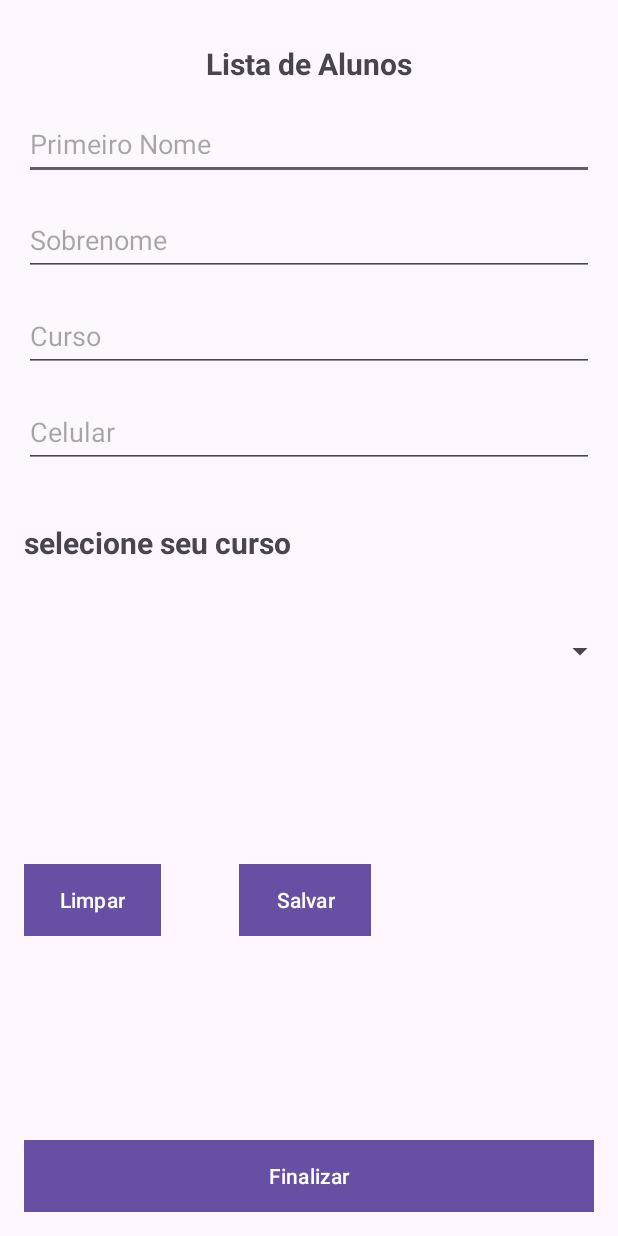
After one commit to pedroalmeidaphp/Desenvolvimento-Android, an Android app: the layout activity_spinner.xml on its own in the app's theme, with its tools: preview values and no code run, on a phone screen of 412 x 824 dp. The commit adds this screen. Run offline under Robolectric (Android 15) with nearby library versions, the phone set to English and light mode, and no system bars.

Commit message:
resolvendo bug de instanciamento do objeto pessoa, e criação de layout para spinner

```diff
--- a/ListaVip/app/src/main/java/com/pedro/listavip/view/MainActivity.java
+++ b/ListaVip/app/src/main/java/com/pedro/listavip/view/MainActivity.java
@@ -42,6 +42,7 @@ public class MainActivity extends AppCompatActivity {
     protected void onCreate(Bundle savedInstanceState) {
         super.onCreate(savedInstanceState);
         setContentView(R.layout.activity_main);
+        pessoa= new Pessoa();
 
         controller= new PessoaController(MainActivity.this);
         controller.buscar(pessoa);
--- /dev/null
+++ b/ListaVip/app/src/main/res/layout/activity_spinner.xml
@@ -0,0 +1,139 @@
+<?xml version="1.0" encoding="utf-8"?>
+<androidx.constraintlayout.widget.ConstraintLayout xmlns:android="http://schemas.android.com/apk/res/android"
+    xmlns:app="http://schemas.android.com/apk/res-auto"
+    xmlns:tools="http://schemas.android.com/tools"
+    android:layout_width="match_parent"
+    android:layout_height="match_parent"
+    tools:context=".view.MainActivity">
+
+    <TextView
+        android:id="@+id/txt_titulo"
+        android:layout_width="wrap_content"
+        android:layout_height="wrap_content"
+        android:text="@string/txt_titulo"
+        android:textSize="20sp"
+        android:textStyle="bold"
+        app:layout_constraintBottom_toBottomOf="parent"
+        app:layout_constraintEnd_toEndOf="parent"
+        app:layout_constraintStart_toStartOf="parent"
+        app:layout_constraintTop_toTopOf="parent"
+        app:layout_constraintVertical_bias="0.036" />
+
+    <EditText
+        android:id="@+id/edit_primeiro"
+        android:layout_width="match_parent"
+        android:layout_height="48dp"
+        android:layout_margin="16dp"
+        android:ems="10"
+        android:hint="@string/txt_hint_edit_primeiro_home"
+        android:importantForAutofill="no"
+        android:inputType="text"
+        app:layout_constraintEnd_toEndOf="parent"
+        app:layout_constraintStart_toStartOf="parent"
+        app:layout_constraintTop_toBottomOf="@+id/txt_titulo" />
+
+    <EditText
+        android:id="@+id/edit_sobrenome"
+        android:layout_width="match_parent"
+        android:layout_height="48dp"
+        android:layout_margin="16dp"
+        android:ems="10"
+        android:hint="@string/txt_hint_edit_sobrenome"
+        android:inputType="text"
+        app:layout_constraintEnd_toEndOf="parent"
+        app:layout_constraintStart_toStartOf="parent"
+        app:layout_constraintTop_toBottomOf="@+id/edit_primeiro" />
+
+    <EditText
+        android:id="@+id/edit_curso"
+        android:layout_width="match_parent"
+        android:layout_height="48dp"
+        android:layout_margin="16dp"
+        android:ems="10"
+        android:hint="@string/txt_hint_edit_curso"
+        android:inputType="text"
+        app:layout_constraintEnd_toEndOf="parent"
+        app:layout_constraintStart_toStartOf="parent"
+        app:layout_constraintTop_toBottomOf="@+id/edit_sobrenome" />
+
+    <EditText
+        android:id="@+id/edit_celular"
+        android:layout_width="match_parent"
+        android:layout_height="48dp"
+        android:layout_margin="16dp"
+        android:ems="10"
+        android:hint="@string/txt_hint_edit_celular"
+        android:inputType="text"
+        app:layout_constraintEnd_toEndOf="parent"
+        app:layout_constraintStart_toStartOf="parent"
+        app:layout_constraintTop_toBottomOf="@+id/edit_curso" />
+
+    <Button
+        android:id="@+id/btn_limpar"
+        android:layout_width="wrap_content"
+        android:layout_height="wrap_content"
+        android:layout_marginStart="16dp"
+        android:layout_marginBottom="136dp"
+        android:background="@color/Botoes"
+        android:text="@string/txt_button_limpar"
+        app:layout_constraintBottom_toTopOf="@+id/btn_finalizar"
+        app:layout_constraintStart_toStartOf="parent"
+        app:layout_constraintTop_toBottomOf="@+id/edit_celular"
+        app:layout_constraintVertical_bias="1.0" />
+
+    <Button
+        android:id="@+id/btn_salvar"
+        android:layout_width="wrap_content"
+        android:layout_height="wrap_content"
+        android:layout_marginStart="52dp"
+        android:layout_marginBottom="136dp"
+        android:background="@color/Botoes"
+        android:text="@string/txt_button_salvar"
+        app:layout_constraintBottom_toTopOf="@+id/btn_finalizar"
+        app:layout_constraintDimensionRatio="4.50"
+        app:layout_constraintStart_toEndOf="@+id/btn_limpar"
+        app:layout_constraintTop_toBottomOf="@+id/edit_celular"
+        app:layout_constraintVertical_bias="1.0" />
+
+    <Button
+        android:id="@+id/btn_finalizar"
+        android:layout_width="match_parent"
+        android:layout_height="wrap_content"
+        android:layout_margin="16dp"
+        android:layout_marginBottom="144dp"
+        android:background="@color/Botoes"
+        android:text="@string/txt_button_finalizar"
+        app:layout_constraintBottom_toBottomOf="parent"
+        app:layout_constraintDimensionRatio="4.50"
+        app:layout_constraintEnd_toEndOf="parent"
+        app:layout_constraintStart_toStartOf="parent"
+        app:layout_constraintTop_toBottomOf="@+id/edit_celular"
+        app:layout_constraintVertical_bias="1.0" />
+
+    <Spinner
+        android:id="@+id/spinner"
+        android:layout_width="409dp"
+        android:layout_height="48dp"
+        android:layout_marginStart="16dp"
+        android:layout_marginEnd="16dp"
+        app:layout_constraintBottom_toTopOf="@+id/btn_salvar"
+        app:layout_constraintEnd_toEndOf="parent"
+        app:layout_constraintStart_toStartOf="parent"
+        app:layout_constraintTop_toBottomOf="@+id/edit_celular"
+        app:layout_constraintVertical_bias="0.453" />
+
+    <TextView
+        android:id="@+id/txtListaSpinner"
+        android:layout_width="wrap_content"
+        android:layout_height="wrap_content"
+        android:text="selecione seu curso"
+        android:textSize="20sp"
+        android:textStyle="bold"
+        app:layout_constraintBottom_toTopOf="@+id/spinner"
+        app:layout_constraintEnd_toEndOf="parent"
+        app:layout_constraintHorizontal_bias="0.069"
+        app:layout_constraintStart_toStartOf="parent"
+        app:layout_constraintTop_toBottomOf="@+id/edit_celular"
+        app:layout_constraintVertical_bias="0.512" />
+
+</androidx.constraintlayout.widget.ConstraintLayout>
```
